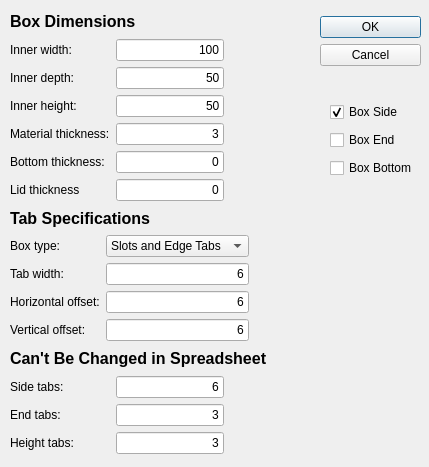
Old version of the form LaserCutBox/Macro_LaserCutBox.ui in the repository gharley/FreeCAD_Macros.
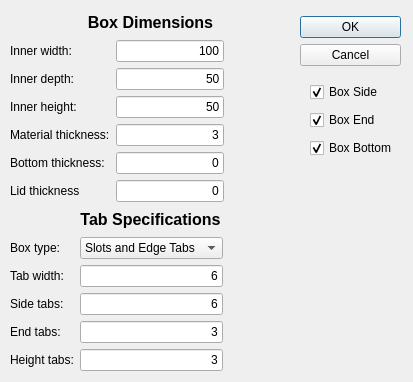
New version of the form.

```diff
--- a/LaserCutBox/Macro_LaserCutBox.ui
+++ b/LaserCutBox/Macro_LaserCutBox.ui
@@ -6,8 +6,8 @@
    <rect>
     <x>0</x>
     <y>0</y>
-    <width>429</width>
-    <height>467</height>
+    <width>413</width>
+    <height>382</height>
    </rect>
   </property>
   <property name="windowTitle">
@@ -16,7 +16,7 @@
   <widget class="QDialogButtonBox" name="buttonBox">
    <property name="geometry">
     <rect>
-     <x>320</x>
+     <x>300</x>
      <y>10</y>
      <width>101</width>
      <height>61</height>
@@ -38,7 +38,7 @@
      <x>10</x>
      <y>10</y>
      <width>281</width>
-     <height>444</height>
+     <height>361</height>
     </rect>
    </property>
    <layout class="QVBoxLayout" name="verticalLayout">
@@ -60,6 +60,9 @@
       <property name="text">
        <string>Box Dimensions</string>
       </property>
+      <property name="alignment">
+       <set>Qt::AlignCenter</set>
+      </property>
      </widget>
     </item>
     <item>
@@ -262,110 +265,13 @@
       <property name="text">
        <string>Tab Specifications</string>
       </property>
+      <property name="alignment">
+       <set>Qt::AlignCenter</set>
+      </property>
      </widget>
     </item>
     <item>
-     <layout class="QGridLayout" name="gridLayout_2" rowstretch="0,0,0,0,0,0,0,0,0,0,0">
-      <item row="1" column="0">
-       <widget class="QLabel" name="label_7">
-        <property name="text">
-         <string>Box type:</string>
-        </property>
-        <property name="scaledContents">
-         <bool>false</bool>
-        </property>
-        <property name="buddy">
-         <cstring>tabTypes</cstring>
-        </property>
-       </widget>
-      </item>
-      <item row="6" column="0">
-       <widget class="QLabel" name="label_10">
-        <property name="text">
-         <string>Tab width:</string>
-        </property>
-        <property name="scaledContents">
-         <bool>false</bool>
-        </property>
-        <property name="buddy">
-         <cstring>tabWidth</cstring>
-        </property>
-       </widget>
-      </item>
-      <item row="9" column="0">
-       <widget class="QLabel" name="label_12">
-        <property name="text">
-         <string>Horizontal offset:</string>
-        </property>
-        <property name="scaledContents">
-         <bool>false</bool>
-        </property>
-        <property name="buddy">
-         <cstring>offsetH</cstring>
-        </property>
-       </widget>
-      </item>
-      <item row="10" column="0">
-       <widget class="QLabel" name="label_11">
-        <property name="text">
-         <string>Vertical offset:</string>
-        </property>
-        <property name="scaledContents">
-         <bool>false</bool>
-        </property>
-        <property name="buddy">
-         <cstring>offsetV</cstring>
-        </property>
-       </widget>
-      </item>
-      <item row="6" column="1">
-       <widget class="QLineEdit" name="tabWidth">
-        <property name="toolTip">
-         <string>&lt;html&gt;&lt;head/&gt;&lt;body&gt;&lt;p&gt;Specifies the width of tabs and slots.&lt;/p&gt;&lt;/body&gt;&lt;/html&gt;</string>
-        </property>
-        <property name="text">
-         <string>6</string>
-        </property>
-        <property name="alignment">
-         <set>Qt::AlignRight|Qt::AlignTrailing|Qt::AlignVCenter</set>
-        </property>
-        <property name="placeholderText">
-         <string/>
-        </property>
-       </widget>
-      </item>
-      <item row="10" column="1">
-       <widget class="QLineEdit" name="offsetV">
-        <property name="toolTip">
-         <string>&lt;html&gt;&lt;head/&gt;&lt;body&gt;&lt;p&gt;Specifies how far edge tabs are placed from the top and bottom.&lt;/p&gt;&lt;/body&gt;&lt;/html&gt;</string>
-        </property>
-        <property name="text">
-         <string>6</string>
-        </property>
-        <property name="alignment">
-         <set>Qt::AlignRight|Qt::AlignTrailing|Qt::AlignVCenter</set>
-        </property>
-        <property name="placeholderText">
-         <string/>
-        </property>
-       </widget>
-      </item>
-      <item row="9" column="1">
-       <widget class="QLineEdit" name="offsetH">
-        <property name="toolTip">
-         <string>&lt;html&gt;&lt;head/&gt;&lt;body&gt;&lt;p&gt;Specifies how far side tabs and slots are placed from the edges.&lt;/p&gt;&lt;/body&gt;&lt;/html&gt;</string>
-        </property>
-        <property name="text">
-         <string>6</string>
-        </property>
-        <property name="alignment">
-         <set>Qt::AlignRight|Qt::AlignTrailing|Qt::AlignVCenter</set>
-        </property>
-        <property name="placeholderText">
-         <string/>
-        </property>
-       </widget>
-      </item>
+     <layout class="QGridLayout" name="gridLayout_2" rowstretch="0,0,0,0,0,0,0,0,0,0">
       <item row="1" column="1">
        <widget class="QComboBox" name="tabTypes">
         <property name="toolTip">
@@ -391,57 +297,7 @@
         </item>
        </widget>
       </item>
-      <item row="6" column="2">
-       <spacer name="horizontalSpacer_2">
-        <property name="orientation">
-         <enum>Qt::Horizontal</enum>
-        </property>
-        <property name="sizeHint" stdset="0">
-         <size>
-          <width>60</width>
-          <height>20</height>
-         </size>
-        </property>
-       </spacer>
-      </item>
-     </layout>
-    </item>
-    <item>
-     <widget class="QLabel" name="label_14">
-      <property name="enabled">
-       <bool>true</bool>
-      </property>
-      <property name="font">
-       <font>
-        <pointsize>12</pointsize>
-        <weight>75</weight>
-        <bold>true</bold>
-       </font>
-      </property>
-      <property name="statusTip">
-       <string>skip</string>
-      </property>
-      <property name="text">
-       <string>Can't Be Changed in Spreadsheet</string>
-      </property>
-     </widget>
-    </item>
-    <item>
-     <layout class="QGridLayout" name="gridLayout_3" columnminimumwidth="100,0,0">
-      <item row="0" column="0">
-       <widget class="QLabel" name="label_8">
-        <property name="text">
-         <string>Side tabs:</string>
-        </property>
-        <property name="scaledContents">
-         <bool>false</bool>
-        </property>
-        <property name="buddy">
-         <cstring>numTabsWidth</cstring>
-        </property>
-       </widget>
-      </item>
-      <item row="1" column="0">
+      <item row="8" column="0">
        <widget class="QLabel" name="label_9">
         <property name="text">
          <string>End tabs:</string>
@@ -454,7 +310,23 @@
         </property>
        </widget>
       </item>
-      <item row="2" column="0">
+      <item row="6" column="1">
+       <widget class="QLineEdit" name="tabWidth">
+        <property name="toolTip">
+         <string>&lt;html&gt;&lt;head/&gt;&lt;body&gt;&lt;p&gt;Specifies the width of tabs and slots.&lt;/p&gt;&lt;/body&gt;&lt;/html&gt;</string>
+        </property>
+        <property name="text">
+         <string>6</string>
+        </property>
+        <property name="alignment">
+         <set>Qt::AlignRight|Qt::AlignTrailing|Qt::AlignVCenter</set>
+        </property>
+        <property name="placeholderText">
+         <string/>
+        </property>
+       </widget>
+      </item>
+      <item row="9" column="0">
        <widget class="QLabel" name="label_13">
         <property name="text">
          <string>Height tabs:</string>
@@ -467,23 +339,20 @@
         </property>
        </widget>
       </item>
-      <item row="1" column="1">
-       <widget class="QLineEdit" name="numTabsDepth">
-        <property name="toolTip">
-         <string>&lt;html&gt;&lt;head/&gt;&lt;body&gt;&lt;p&gt;The number of tabs to place on the depth (short side) of the box.  &lt;span style=&quot; font-weight:600;&quot;&gt;DON'T&lt;/span&gt; change these after generating the sketches. (or go ahead and see why)&lt;/p&gt;&lt;/body&gt;&lt;/html&gt;</string>
-        </property>
+      <item row="6" column="0">
+       <widget class="QLabel" name="label_10">
         <property name="text">
-         <string>3</string>
+         <string>Tab width:</string>
         </property>
-        <property name="alignment">
-         <set>Qt::AlignRight|Qt::AlignTrailing|Qt::AlignVCenter</set>
+        <property name="scaledContents">
+         <bool>false</bool>
         </property>
-        <property name="placeholderText">
-         <string/>
+        <property name="buddy">
+         <cstring>tabWidth</cstring>
         </property>
        </widget>
       </item>
-      <item row="2" column="1">
+      <item row="9" column="1">
        <widget class="QLineEdit" name="numTabsHeight">
         <property name="toolTip">
          <string>&lt;html&gt;&lt;head/&gt;&lt;body&gt;&lt;p&gt;The number of tabs to place on the height (edges) of the box.  &lt;span style=&quot; font-weight:600;&quot;&gt;DON'T&lt;/span&gt; change these after generating the sketches. (or go ahead and see why)&lt;/p&gt;&lt;/body&gt;&lt;/html&gt;</string>
@@ -499,7 +368,20 @@
         </property>
        </widget>
       </item>
-      <item row="0" column="1">
+      <item row="6" column="2">
+       <spacer name="horizontalSpacer_2">
+        <property name="orientation">
+         <enum>Qt::Horizontal</enum>
+        </property>
+        <property name="sizeHint" stdset="0">
+         <size>
+          <width>60</width>
+          <height>20</height>
+         </size>
+        </property>
+       </spacer>
+      </item>
+      <item row="7" column="1">
        <widget class="QLineEdit" name="numTabsWidth">
         <property name="toolTip">
          <string>&lt;html&gt;&lt;head/&gt;&lt;body&gt;&lt;p&gt;The number of tabs to place on the width (long side) of the box.  &lt;span style=&quot; font-weight:600;&quot;&gt;DON'T&lt;/span&gt; change these after generating the sketches. (or go ahead and see why)&lt;/p&gt;&lt;/body&gt;&lt;/html&gt;</string>
@@ -515,18 +397,47 @@
         </property>
        </widget>
       </item>
-      <item row="1" column="2">
-       <spacer name="horizontalSpacer_3">
-        <property name="orientation">
-         <enum>Qt::Horizontal</enum>
+      <item row="1" column="0">
+       <widget class="QLabel" name="label_7">
+        <property name="text">
+         <string>Box type:</string>
         </property>
-        <property name="sizeHint" stdset="0">
-         <size>
-          <width>60</width>
-          <height>20</height>
-         </size>
+        <property name="scaledContents">
+         <bool>false</bool>
         </property>
-       </spacer>
+        <property name="buddy">
+         <cstring>tabTypes</cstring>
+        </property>
+       </widget>
+      </item>
+      <item row="7" column="0">
+       <widget class="QLabel" name="label_8">
+        <property name="text">
+         <string>Side tabs:</string>
+        </property>
+        <property name="scaledContents">
+         <bool>false</bool>
+        </property>
+        <property name="buddy">
+         <cstring>numTabsWidth</cstring>
+        </property>
+       </widget>
+      </item>
+      <item row="8" column="1">
+       <widget class="QLineEdit" name="numTabsDepth">
+        <property name="toolTip">
+         <string>&lt;html&gt;&lt;head/&gt;&lt;body&gt;&lt;p&gt;The number of tabs to place on the depth (short side) of the box.  &lt;span style=&quot; font-weight:600;&quot;&gt;DON'T&lt;/span&gt; change these after generating the sketches. (or go ahead and see why)&lt;/p&gt;&lt;/body&gt;&lt;/html&gt;</string>
+        </property>
+        <property name="text">
+         <string>3</string>
+        </property>
+        <property name="alignment">
+         <set>Qt::AlignRight|Qt::AlignTrailing|Qt::AlignVCenter</set>
+        </property>
+        <property name="placeholderText">
+         <string/>
+        </property>
+       </widget>
       </item>
      </layout>
     </item>
@@ -535,8 +446,8 @@
   <widget class="QLabel" name="image">
    <property name="geometry">
     <rect>
-     <x>320</x>
-     <y>200</y>
+     <x>310</x>
+     <y>220</y>
      <width>90</width>
      <height>147</height>
     </rect>
@@ -548,8 +459,8 @@
   <widget class="QWidget" name="verticalLayoutWidget_2">
    <property name="geometry">
     <rect>
-     <x>330</x>
-     <y>100</y>
+     <x>310</x>
+     <y>80</y>
      <width>91</width>
      <height>80</height>
     </rect>
@@ -577,7 +488,7 @@
        <string>Box End</string>
       </property>
       <property name="checked">
-       <bool>false</bool>
+       <bool>true</bool>
       </property>
      </widget>
     </item>
@@ -590,7 +501,7 @@
        <string>Box Bottom</string>
       </property>
       <property name="checked">
-       <bool>false</bool>
+       <bool>true</bool>
       </property>
      </widget>
     </item>
```
Left out of the diff: 2 changed lines with no effect on the pictures.
